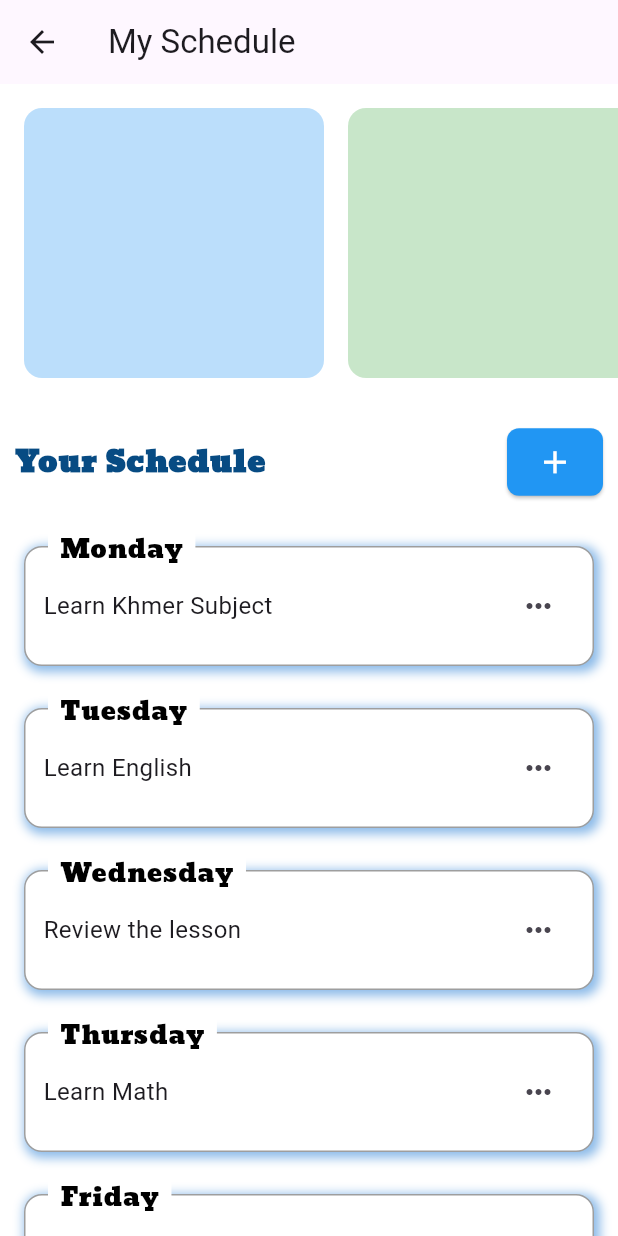
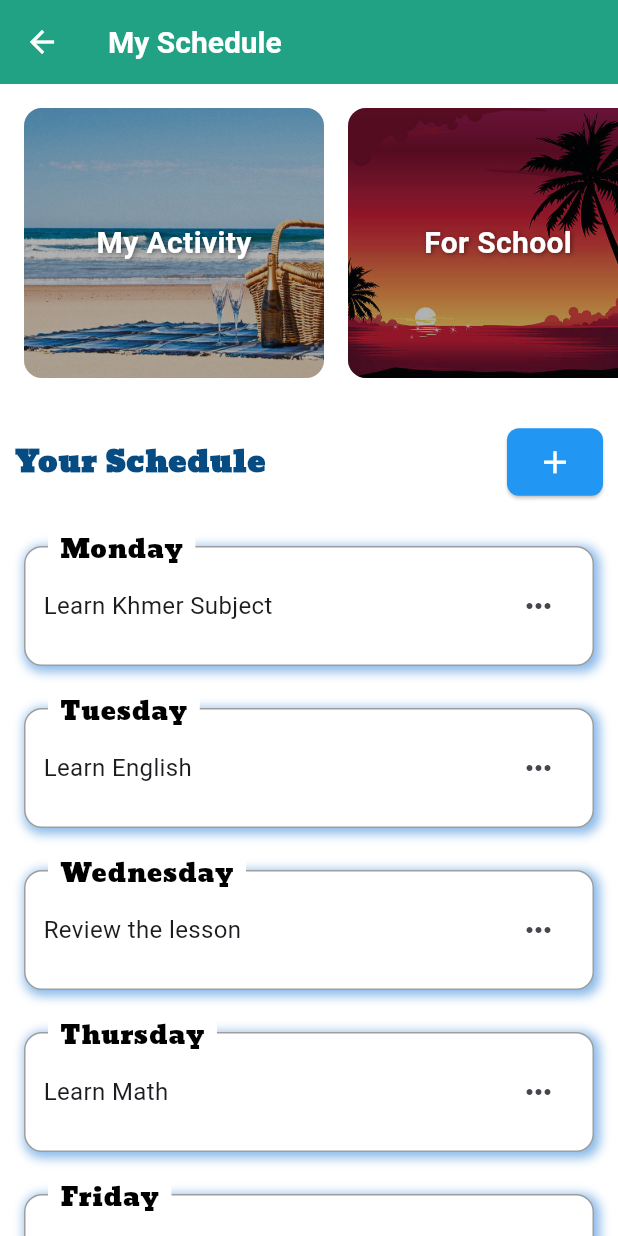
Before and after one commit to sivmey333/flutter_assignment3_online_course, a Flutter app: the ScheduleScreen screen opened directly, on a phone screen of 412 x 824 dp. Run offline on Flutter 3.47's test engine with Material 3 defaults, Android fonts, the phone set to English and light mode, and no system bars; Roboto replaces fonts that are missing (Tagesschrift).

Commit message:
add picture on schedule screen 18/06/2025

```diff
--- a/lib/Screen/schedule_screen.dart
+++ b/lib/Screen/schedule_screen.dart
@@ -8,7 +8,21 @@ class ScheduleScreen extends StatelessWidget {
   Widget build(BuildContext context) {
     return Scaffold(
       appBar: AppBar(
-        title: const Text('My Schedule'),
+        backgroundColor: const Color.fromARGB(255, 34, 162, 132),
+        leading: IconButton(
+          icon: const Icon(Icons.arrow_back, color: Colors.white),
+          onPressed: () {
+            Navigator.pop(context);
+          },
+        ),
+        title: const Text('My Schedule',
+          style: TextStyle(
+            fontSize: 20,
+            color: Colors.white,
+            fontWeight: FontWeight.bold,
+            fontFamily: 'Tagesschrift',
+          ),
+        ),
       ),
       body: DropUpListScreen(),
     );
--- a/lib/widgets/top_list.dart
+++ b/lib/widgets/top_list.dart
@@ -12,30 +12,64 @@ class TopList extends StatelessWidget {
         padding: const EdgeInsets.all(16.0),
         child: Row(
           children: [
-            Container(
-              width: 200,
-              height: 180,
-              decoration: BoxDecoration(
-                color: Colors.blue[100],
-                borderRadius: BorderRadius.circular(12),
-              ),
-              alignment: Alignment.center,
-              child: const Text(''),
+            _buildImageCard(
+              imagePath: 'images/beachbg.jpg',
+              label: 'My Activity',
             ),
             const SizedBox(width: 16),
-            Container(
-              width: 200,
-              height: 180,
-              decoration: BoxDecoration(
-                color: Colors.green[100],
-                borderRadius: BorderRadius.circular(12),
-              ),
-              alignment: Alignment.center,
-              child: const Text(''),
+            _buildImageCard(
+              imagePath: 'images/datebg.jpg',
+              label: 'For School',
             ),
           ],
         ),
       ),
     );
   }
+
+  Widget _buildImageCard({required String imagePath, required String label}) {
+    return Container(
+      width: 200,
+      height: 180,
+      decoration: BoxDecoration(
+        borderRadius: BorderRadius.circular(12),
+        color: Colors.black12,
+        image: DecorationImage(
+          image: AssetImage(imagePath),
+          fit: BoxFit.cover,
+        ),
+      ),
+      child: Stack(
+        children: [
+          // Optional: dark overlay to make text easier to read
+          Positioned.fill(
+            child: Container(
+              decoration: BoxDecoration(
+                color: Colors.black.withOpacity(0.3),
+                borderRadius: BorderRadius.circular(12),
+              ),
+            ),
+          ),
+          // Centered Text
+          Center(
+            child: Text(
+              label,
+              style: const TextStyle(
+                color: Colors.white,
+                fontSize: 20,
+                fontWeight: FontWeight.bold,
+                shadows: [
+                  Shadow(
+                    blurRadius: 4.0,
+                    color: Colors.black45,
+                    offset: Offset(1, 1),
+                  )
+                ],
+              ),
+            ),
+          ),
+        ],
+      ),
+    );
+  }
 }
```
